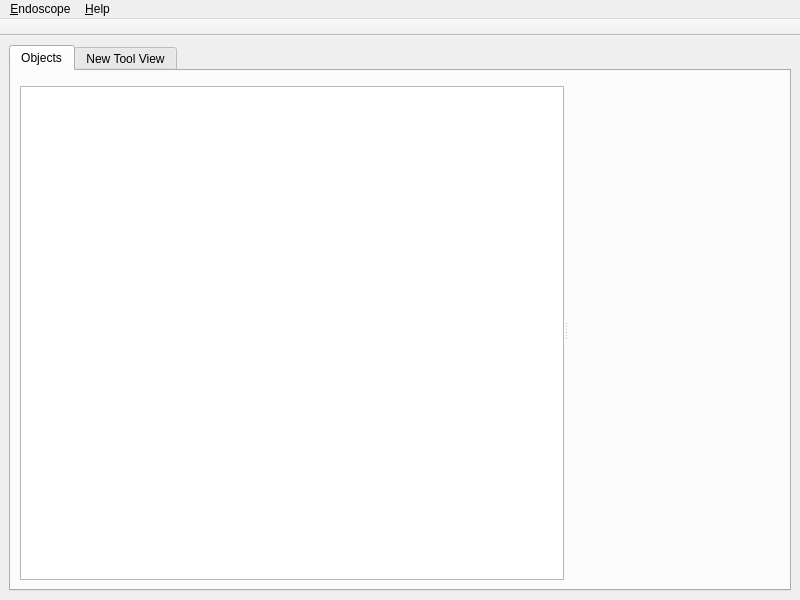
Old version of the form mainwindow.ui in the repository KDAB/GammaRay.
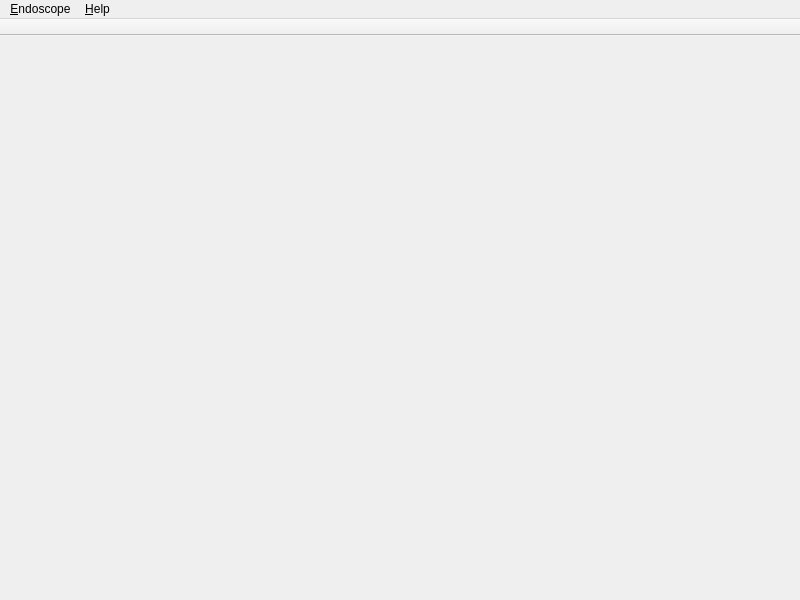
New version of the form. Custom widgets are drawn as their Qt base class.

Commit message: Complete the tool refactoring by extracting the object inspector.

What changed in the file:
```diff
--- a/mainwindow.ui
+++ b/mainwindow.ui
@@ -11,58 +11,9 @@
    </rect>
   </property>
   <widget class="QWidget" name="centralwidget">
-   <layout class="QHBoxLayout" name="horizontalLayout_2">
+   <layout class="QVBoxLayout" name="verticalLayout">
     <item>
-     <widget class="QTabWidget" name="tabWidget">
-      <property name="toolTip">
-       <string>The content of this will become the new central widget once all tools are ported</string>
-      </property>
-      <property name="currentIndex">
-       <number>0</number>
-      </property>
-      <widget class="QWidget" name="tab">
-       <attribute name="title">
-        <string>Objects</string>
-       </attribute>
-       <layout class="QVBoxLayout" name="verticalLayout_5">
-        <item>
-         <widget class="QSplitter" name="splitter">
-          <property name="orientation">
-           <enum>Qt::Horizontal</enum>
-          </property>
-          <widget class="QWidget" name="layoutWidget_1">
-           <layout class="QVBoxLayout" name="verticalLayout_2">
-            <item>
-             <widget class="KFilterProxySearchLine" name="objectSearchLine"/>
-            </item>
-            <item>
-             <widget class="QTreeView" name="objectTreeView">
-              <property name="allColumnsShowFocus">
-               <bool>true</bool>
-              </property>
-              <attribute name="headerShowSortIndicator" stdset="0">
-               <bool>true</bool>
-              </attribute>
-             </widget>
-            </item>
-           </layout>
-          </widget>
-          <widget class="Endoscope::PropertyWidget" name="objectPropertyWidget" native="true"/>
-         </widget>
-        </item>
-       </layout>
-      </widget>
-      <widget class="QWidget" name="widget">
-       <attribute name="title">
-        <string>New Tool View</string>
-       </attribute>
-       <layout class="QVBoxLayout" name="verticalLayout_21">
-        <item>
-         <widget class="QStackedWidget" name="toolStack"/>
-        </item>
-       </layout>
-      </widget>
-     </widget>
+     <widget class="QStackedWidget" name="toolStack"/>
     </item>
    </layout>
   </widget>
@@ -139,19 +90,6 @@
    </property>
   </action>
  </widget>
- <customwidgets>
-  <customwidget>
-   <class>KFilterProxySearchLine</class>
-   <extends>QWidget</extends>
-   <header>kde/kfilterproxysearchline.h</header>
-  </customwidget>
-  <customwidget>
-   <class>Endoscope::PropertyWidget</class>
-   <extends>QWidget</extends>
-   <header>propertywidget.h</header>
-   <container>1</container>
-  </customwidget>
- </customwidgets>
  <resources>
   <include location="resources/endoscope.qrc"/>
  </resources>
```
The commit also changes 6 other files.
